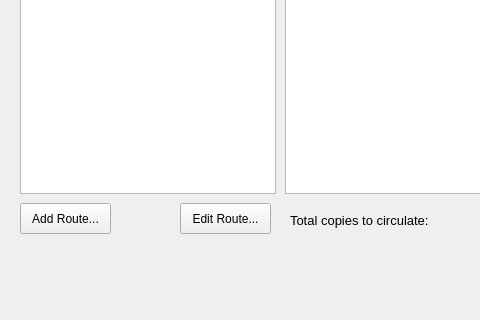
Qt form LAWRENTIAN/LuD/circulationwidget.ui (pyridine/LAWRENTIAN) before a commit; both pictures show x 0 to 480 and y 117 to 437 of the 676 by 437 pixel window.
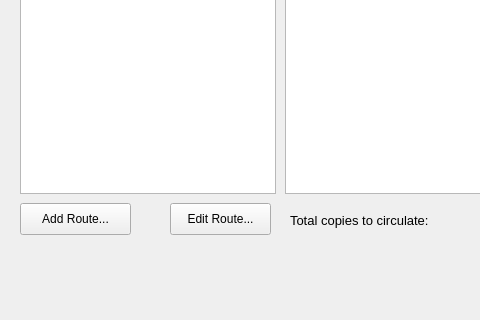
The same form after that commit.

What changed in the file:
```diff
--- a/LAWRENTIAN/LuD/circulationwidget.ui
+++ b/LAWRENTIAN/LuD/circulationwidget.ui
@@ -62,10 +62,10 @@
   <widget class="QPushButton" name="editRouteButton">
    <property name="geometry">
     <rect>
-     <x>180</x>
+     <x>170</x>
      <y>320</y>
-     <width>91</width>
-     <height>31</height>
+     <width>101</width>
+     <height>32</height>
     </rect>
    </property>
    <property name="text">
@@ -77,8 +77,8 @@
     <rect>
      <x>20</x>
      <y>320</y>
-     <width>91</width>
-     <height>31</height>
+     <width>111</width>
+     <height>32</height>
     </rect>
    </property>
    <property name="text">
```
